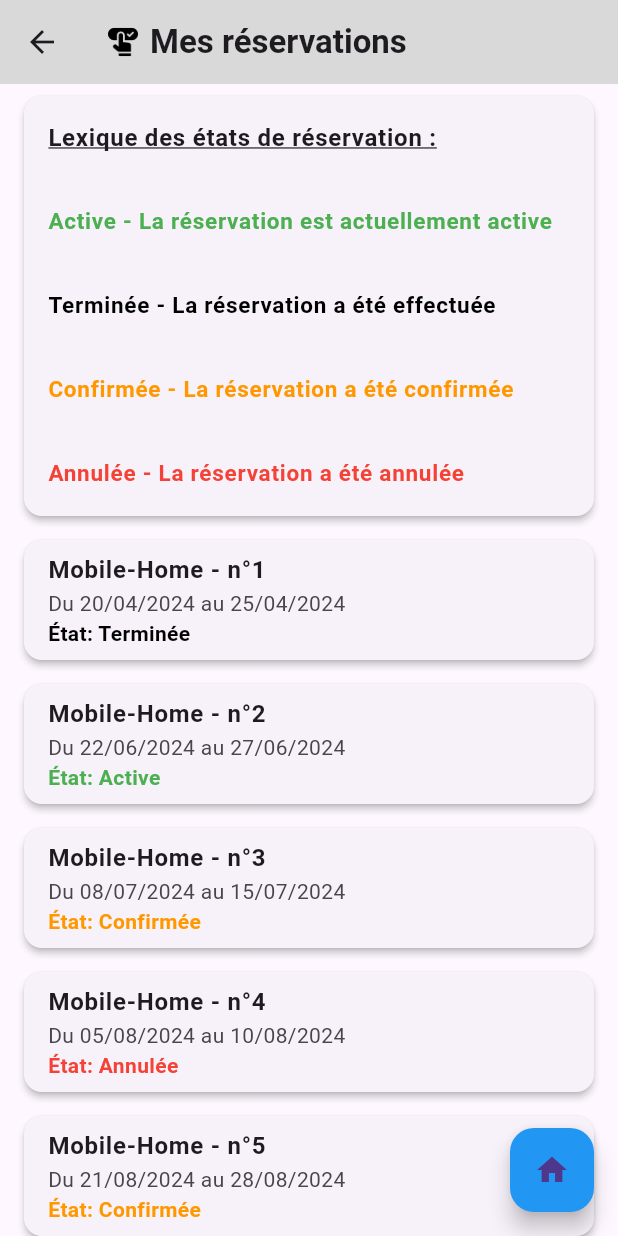
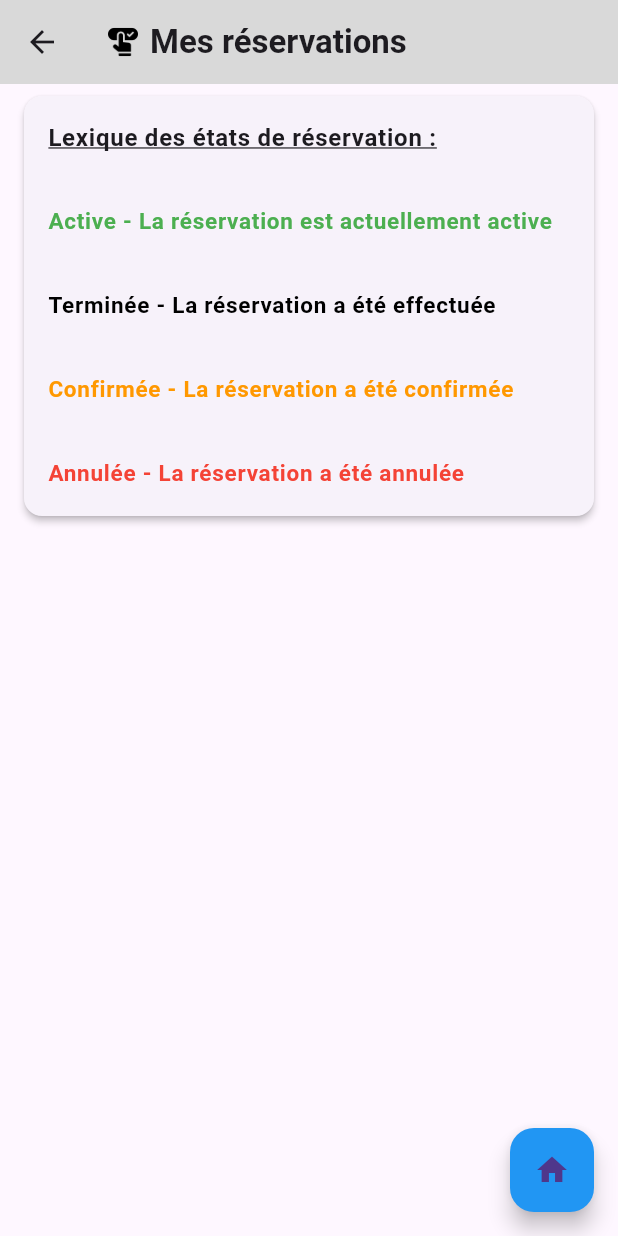
Before and after one commit to SuperSpace5/Projet-Application-Mobile, a Flutter app: the ReservationPage screen opened directly, on a phone screen of 412 x 824 dp. Run offline on Flutter 3.47's test engine with Material 3 defaults, Android fonts, the phone set to English and light mode, and no system bars; our stand-ins replace shared_preferences, video_player; accounts and stored records are empty; network calls fail.

Commit message:
P-AM | V1.3.3

```diff
--- a/lib/reservations.dart
+++ b/lib/reservations.dart
@@ -52,39 +52,9 @@ class _ReservationPageState extends State<ReservationPage> {
   @override
   void initState() {
     super.initState();
-    reservations = [
-      Reservation(
-        lieu: "Mobile-Home - n°1",
-        dateDebut: DateTime(2024, 04, 20),
-        dateFin: DateTime(2024, 04, 25),
-        etat: EtatReservation.terminer,
-      ),
-      Reservation(
-        lieu: "Mobile-Home - n°2",
-        dateDebut: DateTime(2024, 06, 22),
-        dateFin: DateTime(2024, 06, 27),
-        etat: EtatReservation.actif,
-      ),
-      Reservation(
-        lieu: "Mobile-Home - n°3",
-        dateDebut: DateTime(2024, 07, 08),
-        dateFin: DateTime(2024, 07, 15),
-        etat: EtatReservation.confirmer,
-      ),
-      Reservation(
-        lieu: "Mobile-Home - n°4",
-        dateDebut: DateTime(2024, 08, 05),
-        dateFin: DateTime(2024, 08, 10),
-        etat: EtatReservation.annuler,
-      ),
-      Reservation(
-        lieu: "Mobile-Home - n°5",
-        dateDebut: DateTime(2024, 08, 21),
-        dateFin: DateTime(2024, 08, 28),
-        etat: EtatReservation.confirmer,
-      ),
-    ];
-
+    // Initialisation de la liste des réservations
+    reservations = [];
+    // Génération de la liste des mobil-homes disponibles
     availableMobileHomes =
         List.generate(10, (index) => "Mobile-Home - n°${index + 1}");
   }
@@ -258,7 +228,7 @@ class _ReservationPageState extends State<ReservationPage> {
                   ),
                 ),
                 Text(
-                  'Réservation faite le : ${_getFullDate(DateTime(2024, 01, 17))}',
+                  'Réservation faite le : ${_getFullDate(DateTime.now())}',
                 ),
               ],
             ),
```
